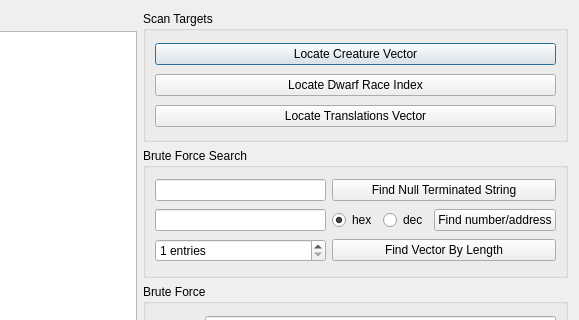
Qt form ui/scannerdialog.ui (Dwarf-Therapist/Dwarf-Therapist) before a commit; both pictures show x 511 to 1090 and y 0 to 320 of the 1090 by 590 pixel window.
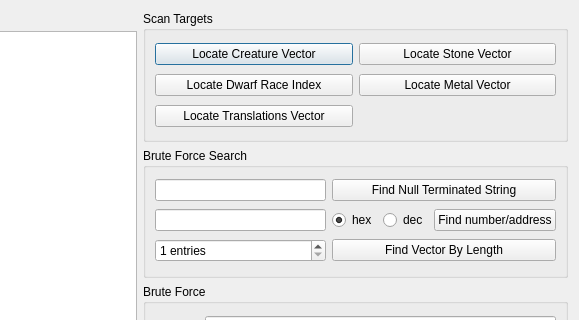
The same form after that commit.

Commit message: * cleaned up the boilerplate code for managing a scanner thread (much neater now)  * added a method for finding the stone vector in game (will be used in dwarf prefs later)

```diff
--- a/ui/scannerdialog.ui
+++ b/ui/scannerdialog.ui
@@ -58,22 +58,36 @@
          <property name="title">
           <string>Scan Targets</string>
          </property>
-         <layout class="QVBoxLayout" name="verticalLayout_4">
-          <item>
+         <layout class="QGridLayout" name="gridLayout_2">
+          <item row="0" column="0">
            <widget class="QPushButton" name="btn_find_creature_vector">
             <property name="text">
              <string>Locate Creature Vector</string>
             </property>
            </widget>
           </item>
-          <item>
+          <item row="0" column="1">
+           <widget class="QPushButton" name="pushButton">
+            <property name="text">
+             <string>Locate Stone Vector</string>
+            </property>
+           </widget>
+          </item>
+          <item row="1" column="0">
            <widget class="QPushButton" name="btn_find_dwarf_race_index">
             <property name="text">
              <string>Locate Dwarf Race Index</string>
             </property>
            </widget>
           </item>
-          <item>
+          <item row="1" column="1">
+           <widget class="QPushButton" name="pushButton_2">
+            <property name="text">
+             <string>Locate Metal Vector</string>
+            </property>
+           </widget>
+          </item>
+          <item row="2" column="0">
            <widget class="QPushButton" name="btn_find_translations_vector">
             <property name="text">
              <string>Locate Translations Vector</string>
```
Left out of the diff: 42 changed lines with no effect on the pictures. The commit also changes 7 other files.
